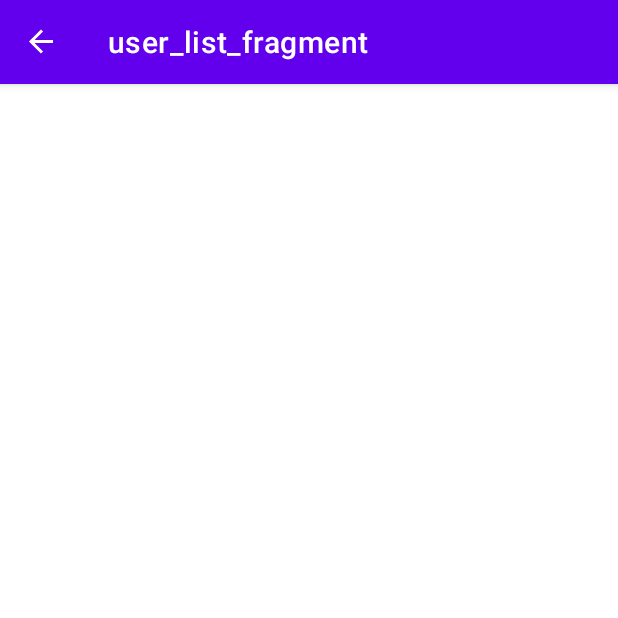
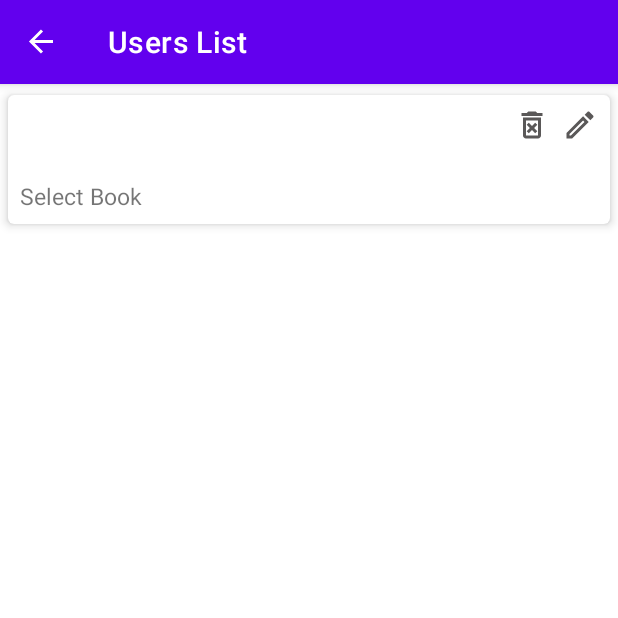
Before and after one commit to PankajGadge007/My_Application_one, an Android app: the UserListFragment screen opened through its navigation route, on a phone screen of 412 x 824 dp, the top half of it. Run offline under Robolectric (Android 15) with nearby library versions, the phone set to English and light mode, and no system bars; our stand-ins replace Room's generated code, navigation-ui.

Commit message:
- users list page

```diff
--- /dev/null
+++ b/app/src/main/java/com/tembhode/myapplicationone/adapters/UsersListAdapter.kt
@@ -0,0 +1,63 @@
+package com.tembhode.myapplicationone.adapters
+
+import android.view.LayoutInflater
+import android.view.View
+import android.view.ViewGroup
+import android.widget.ImageView
+import android.widget.TextView
+import androidx.cardview.widget.CardView
+import androidx.recyclerview.widget.RecyclerView
+import com.tembhode.myapplicationone.R
+import com.tembhode.myapplicationone.models.User
+
+/**
+ * Created by Pankaj Gadge on 10/25/2021.
+ */
+class UsersListAdapter(var list: ArrayList<User>, var mListener: UserListListener) :
+    RecyclerView.Adapter<UsersListAdapter.UserViewHolder>() {
+
+    interface UserListListener {
+        fun onCardClick(u: User)
+        fun onDeleteClick(u: User, position: Int)
+        fun onEditClick(u: User)
+    }
+
+    class UserViewHolder(v: View) : RecyclerView.ViewHolder(v) {
+
+        var name: TextView = v.findViewById(R.id.txtView_name)
+        var mobile: TextView = v.findViewById(R.id.txtView_mobile)
+        var book: TextView = v.findViewById(R.id.txtView_book)
+        var card: CardView = v.findViewById(R.id.clContainer)
+        var icDelete: ImageView = v.findViewById(R.id.ivDelete_User)
+        var icEdit: ImageView = v.findViewById(R.id.ivEdit_User)
+    }
+
+    override fun onCreateViewHolder(parent: ViewGroup, viewType: Int): UserViewHolder {
+        val view = LayoutInflater.from(parent.context)
+            .inflate(R.layout.item_user_list, parent, false)
+        return UserViewHolder(view)
+    }
+
+    override fun onBindViewHolder(holder: UserViewHolder, position: Int) {
+        val user = list[position]
+        holder.name.text = user.name
+        holder.mobile.text = user.mobile
+        holder.book.text = user.book
+        holder.card.setOnClickListener {
+            mListener.onCardClick(user)
+        }
+        holder.icDelete.setOnClickListener {
+            mListener.onDeleteClick(user, position)
+            list.removeAt(position)
+            notifyItemRemoved(position)
+        }
+        holder.icEdit.setOnClickListener {
+            mListener.onEditClick(user)
+        }
+
+    }
+
+    override fun getItemCount(): Int {
+        return list.size
+    }
+}
--- a/app/src/main/java/com/tembhode/myapplicationone/ui/MainFragment.kt
+++ b/app/src/main/java/com/tembhode/myapplicationone/ui/MainFragment.kt
@@ -14,6 +14,7 @@ import androidx.navigation.fragment.findNavController
 
 import com.google.android.material.snackbar.Snackbar
 import com.tembhode.myapplicationone.R
+import com.tembhode.myapplicationone.adapters.UsersListAdapter
 import com.tembhode.myapplicationone.data.UserDataRepository
 import com.tembhode.myapplicationone.databinding.MainFragmentBinding
 import com.tembhode.myapplicationone.models.User
@@ -50,7 +51,7 @@ class MainFragment : Fragment() {
     override fun onViewCreated(view: View, savedInstanceState: Bundle?) {
         super.onViewCreated(view, savedInstanceState)
         viewModel = MyVMFactory(userDataRepository).create(MainViewModel::class.java)
-        navController  = findNavController()
+        navController = findNavController()
 
         val booksList = resources.getStringArray(R.array.books_string_array)
         val adapter =
@@ -73,7 +74,12 @@ class MainFragment : Fragment() {
 
         binding.spinnerBooks.adapter = adapter
 
+        viewModel.getUsers()
+
         //Observer
+        viewModel.allUserList.observe(viewLifecycleOwner, Observer { list ->
+            binding.buttonViewAll.isEnabled = list.isNotEmpty()
+        })
         viewModel.isInserted.observe(viewLifecycleOwner, Observer {
 //            Log.e("TAGTAG", "onViewCreated: isInserted=$it" )
             if (it > 0) {
--- a/app/src/main/java/com/tembhode/myapplicationone/ui/UserListFragment.kt
+++ b/app/src/main/java/com/tembhode/myapplicationone/ui/UserListFragment.kt
@@ -1,35 +1,71 @@
 package com.tembhode.myapplicationone.ui
 
+import android.content.Context
 import android.os.Bundle
 import android.view.LayoutInflater
 import android.view.View
 import android.view.ViewGroup
+import android.widget.Toast
 import androidx.fragment.app.Fragment
+import androidx.lifecycle.Observer
 import androidx.lifecycle.ViewModelProvider
-import com.tembhode.myapplicationone.R
-import com.tembhode.myapplicationone.databinding.MainFragmentBinding
+import androidx.recyclerview.widget.LinearLayoutManager
+import androidx.recyclerview.widget.RecyclerView
+import com.tembhode.myapplicationone.adapters.UsersListAdapter
+import com.tembhode.myapplicationone.data.UserDataRepository
 import com.tembhode.myapplicationone.databinding.UserListFragmentBinding
+import com.tembhode.myapplicationone.models.User
+import com.tembhode.myapplicationone.viewmodels.MyVMFactory
 import com.tembhode.myapplicationone.viewmodels.UserListViewModel
 
-class UserListFragment : Fragment() {
+class UserListFragment : Fragment(), UsersListAdapter.UserListListener {
 
+    private lateinit var adapter: UsersListAdapter
     private var _binding: UserListFragmentBinding? = null
     private val binding get() = _binding!!
     private lateinit var viewModel: UserListViewModel
+    private lateinit var userDataRepository: UserDataRepository
+    private lateinit var mContext: Context
+
+    override fun onAttach(context: Context) {
+        super.onAttach(context)
+        mContext = context
+    }
 
     override fun onCreateView(
         inflater: LayoutInflater, container: ViewGroup?,
         savedInstanceState: Bundle?
     ): View? {
         _binding = UserListFragmentBinding.inflate(inflater, container, false)
+        userDataRepository = UserDataRepository(mContext)
         return binding.root
     }
 
     override fun onViewCreated(view: View, savedInstanceState: Bundle?) {
         super.onViewCreated(view, savedInstanceState)
-        viewModel = ViewModelProvider(this).get(UserListViewModel::class.java)
+        viewModel = MyVMFactory(userDataRepository).create(UserListViewModel::class.java)
 
+        binding.rvUsersList.layoutManager =
+            LinearLayoutManager(requireContext(), RecyclerView.VERTICAL, false)
 
+        viewModel.getUsersList()
+
+        viewModel.usersList.observe(viewLifecycleOwner, Observer { list ->
+            adapter = UsersListAdapter(list as ArrayList<User>, this)
+            binding.rvUsersList.adapter = adapter
+        })
+    }
+
+    override fun onCardClick(u: User) {
+//        Toast.makeText(mContext,"Card ${u.name}",Toast.LENGTH_SHORT).show()
+    }
+
+    override fun onDeleteClick(u: User, position: Int) {
+        viewModel.deleteData(u)
+    }
+
+    override fun onEditClick(u: User) {
+        Toast.makeText(mContext, "Edit ${u.name}", Toast.LENGTH_SHORT).show()
     }
 
 }
--- a/app/src/main/java/com/tembhode/myapplicationone/viewmodels/MainViewModel.kt
+++ b/app/src/main/java/com/tembhode/myapplicationone/viewmodels/MainViewModel.kt
@@ -11,7 +11,7 @@ import kotlinx.coroutines.withContext
 
 class MainViewModel(var userDataRepository: UserDataRepository) : ViewModel() {
 
-    private var allUserList = MutableLiveData<List<User>>()
+    var allUserList = MutableLiveData<List<User>>()
     var isInserted = MutableLiveData<Long>()
 
     fun insertData(user: User) {
@@ -24,21 +24,18 @@ class MainViewModel(var userDataRepository: UserDataRepository) : ViewModel() {
     private suspend fun insertUser(user: User): Long =
         withContext(Dispatchers.IO) {
             return@withContext userDataRepository.insertUser(user)
-    }
+        }
 
-    fun updateData(user: User) {
-        CoroutineScope(Dispatchers.IO).launch {
-            userDataRepository.updateUser(user)
+    fun getUsers() {
+        CoroutineScope(Dispatchers.Main).launch {
+            val idLong = getUserList()
+            allUserList.value = idLong
         }
     }
 
-    fun deleteData(user: User) {
-        CoroutineScope(Dispatchers.IO).launch {
-            userDataRepository.deleteUser(user)
+    private suspend fun getUserList(): List<User> =
+        withContext(Dispatchers.IO) {
+            return@withContext userDataRepository.getAllUser()
         }
-    }
 
-    fun getUsersList() {
-        allUserList.value = userDataRepository.getAllUser()
-    }
 }
--- a/app/src/main/java/com/tembhode/myapplicationone/viewmodels/UserListViewModel.kt
+++ b/app/src/main/java/com/tembhode/myapplicationone/viewmodels/UserListViewModel.kt
@@ -1,8 +1,39 @@
 package com.tembhode.myapplicationone.viewmodels
 
+import androidx.lifecycle.MutableLiveData
 import androidx.lifecycle.ViewModel
+import androidx.lifecycle.viewModelScope
 import com.tembhode.myapplicationone.data.UserDataRepository
+import com.tembhode.myapplicationone.models.User
+import kotlinx.coroutines.CoroutineScope
+import kotlinx.coroutines.Dispatchers
+import kotlinx.coroutines.launch
+import kotlinx.coroutines.withContext
 
-class UserListViewModel(userDataRepository: UserDataRepository) : ViewModel() {
+class UserListViewModel(var userDataRepository: UserDataRepository) : ViewModel() {
 
+    var usersList = MutableLiveData<List<User>>()
+
+    fun getUsersList() {
+        CoroutineScope(Dispatchers.Main).launch {
+            val mUsersList = getUsers()
+            usersList.value = mUsersList
+        }
+    }
+
+    private suspend fun getUsers(): List<User> = withContext(Dispatchers.IO) {
+        return@withContext userDataRepository.getAllUser()
+    }
+
+    fun updateData(user: User) {
+        CoroutineScope(Dispatchers.IO).launch {
+            userDataRepository.updateUser(user)
+        }
+    }
+
+    fun deleteData(user: User) {
+        CoroutineScope(Dispatchers.IO).launch {
+            userDataRepository.deleteUser(user)
+        }
+    }
 }
--- /dev/null
+++ b/app/src/main/res/drawable/ic_outline_delete_forever_24.xml
@@ -0,0 +1,5 @@
+<vector android:height="24dp" android:tint="#5A5858"
+    android:viewportHeight="24" android:viewportWidth="24"
+    android:width="24dp" xmlns:android="http://schemas.android.com/apk/res/android">
+    <path android:fillColor="@android:color/white" android:pathData="M14.12,10.47L12,12.59l-2.13,-2.12 -1.41,1.41L10.59,14l-2.12,2.12 1.41,1.41L12,15.41l2.12,2.12 1.41,-1.41L13.41,14l2.12,-2.12zM15.5,4l-1,-1h-5l-1,1H5v2h14V4zM6,19c0,1.1 0.9,2 2,2h8c1.1,0 2,-0.9 2,-2V7H6v12zM8,9h8v10H8V9z"/>
+</vector>
--- /dev/null
+++ b/app/src/main/res/drawable/ic_outline_edit_24.xml
@@ -0,0 +1,5 @@
+<vector android:height="24dp" android:tint="#5A5858"
+    android:viewportHeight="24" android:viewportWidth="24"
+    android:width="24dp" xmlns:android="http://schemas.android.com/apk/res/android">
+    <path android:fillColor="@android:color/white" android:pathData="M14.06,9.02l0.92,0.92L5.92,19L5,19v-0.92l9.06,-9.06M17.66,3c-0.25,0 -0.51,0.1 -0.7,0.29l-1.83,1.83 3.75,3.75 1.83,-1.83c0.39,-0.39 0.39,-1.02 0,-1.41l-2.34,-2.34c-0.2,-0.2 -0.45,-0.29 -0.71,-0.29zM14.06,6.19L3,17.25L3,21h3.75L17.81,9.94l-3.75,-3.75z"/>
+</vector>
--- a/app/src/main/res/layout/item_user_list.xml
+++ b/app/src/main/res/layout/item_user_list.xml
@@ -1,46 +1,63 @@
 <?xml version="1.0" encoding="utf-8"?>
-<androidx.constraintlayout.widget.ConstraintLayout xmlns:android="http://schemas.android.com/apk/res/android"
+<androidx.cardview.widget.CardView xmlns:android="http://schemas.android.com/apk/res/android"
     xmlns:app="http://schemas.android.com/apk/res-auto"
-    android:layout_width="match_parent"
-    android:layout_height="match_parent">
-
-    <LinearLayout
+    android:id="@+id/clContainer"
     android:layout_width="match_parent"
     android:layout_height="wrap_content"
-        android:orientation="horizontal"
-        app:layout_constraintEnd_toEndOf="parent"
-        app:layout_constraintStart_toStartOf="parent"
-        app:layout_constraintTop_toTopOf="parent">
+    app:cardCornerRadius="4dp"
+    app:cardElevation="4dp"
+    app:cardUseCompatPadding="true">
+
+    <androidx.constraintlayout.widget.ConstraintLayout
+        android:layout_width="match_parent"
+        android:layout_height="wrap_content"
+        android:padding="8dp">
 
         <ImageView
-            android:id="@+id/imgView_icon"
+            android:id="@+id/ivEdit_User"
             android:layout_width="wrap_content"
             android:layout_height="wrap_content"
-            android:padding="3dp"
-            android:src="@drawable/ic_launcher_background" />
+            android:src="@drawable/ic_outline_edit_24"
+            app:layout_constraintEnd_toEndOf="parent"
+            app:layout_constraintTop_toTopOf="parent" />
 
-        <LinearLayout
-            android:layout_width="match_parent"
+        <ImageView
+            android:id="@+id/ivDelete_User"
+            android:layout_width="wrap_content"
             android:layout_height="wrap_content"
-            android:layout_gravity="center"
-            android:layout_marginLeft="5dp"
-            android:orientation="vertical">
+            android:layout_marginEnd="8dp"
+            android:src="@drawable/ic_outline_delete_forever_24"
+            app:layout_constraintEnd_toEndOf="parent"
+            app:layout_constraintEnd_toStartOf="@id/ivEdit_User"
+            app:layout_constraintTop_toTopOf="parent" />
 
         <TextView
-                android:id="@+id/txtView_title"
+            android:id="@+id/txtView_name"
             android:layout_width="wrap_content"
             android:layout_height="wrap_content"
             android:text="Title"
             android:textSize="20sp"
-                android:textStyle="bold" />
+            android:textStyle="bold"
+            app:layout_constraintStart_toStartOf="parent"
+            app:layout_constraintTop_toTopOf="parent" />
 
         <TextView
-                android:id="@+id/txtView_description"
+            android:id="@+id/txtView_mobile"
             android:layout_width="wrap_content"
             android:layout_height="wrap_content"
             android:text="Title"
-                android:textSize="15sp" />
+            android:textSize="15sp"
+            app:layout_constraintStart_toStartOf="parent"
+            app:layout_constraintTop_toBottomOf="@id/txtView_name" />
 
-        </LinearLayout>
-    </LinearLayout>
+        <TextView
+            android:id="@+id/txtView_book"
+            android:layout_width="wrap_content"
+            android:layout_height="wrap_content"
+            android:text="Title"
+            android:textSize="15sp"
+            app:layout_constraintStart_toStartOf="parent"
+            app:layout_constraintTop_toBottomOf="@id/txtView_mobile" />
+
     </androidx.constraintlayout.widget.ConstraintLayout>
+</androidx.cardview.widget.CardView>
--- a/app/src/main/res/navigation/nav_graph_user_books.xml
+++ b/app/src/main/res/navigation/nav_graph_user_books.xml
@@ -8,7 +8,7 @@
     <fragment
         android:id="@+id/mainFragment"
         android:name="com.tembhode.myapplicationone.ui.MainFragment"
-        android:label="main_fragment"
+        android:label="Add User"
         tools:layout="@layout/main_fragment" >
         <action
             android:id="@+id/action_mainFragment_to_userListFragment"
@@ -17,6 +17,6 @@
     <fragment
         android:id="@+id/userListFragment"
         android:name="com.tembhode.myapplicationone.ui.UserListFragment"
-        android:label="user_list_fragment"
+        android:label="Users List"
         tools:layout="@layout/user_list_fragment" />
 </navigation>
```
Lines whose indentation alone changed are shown as unchanged.
